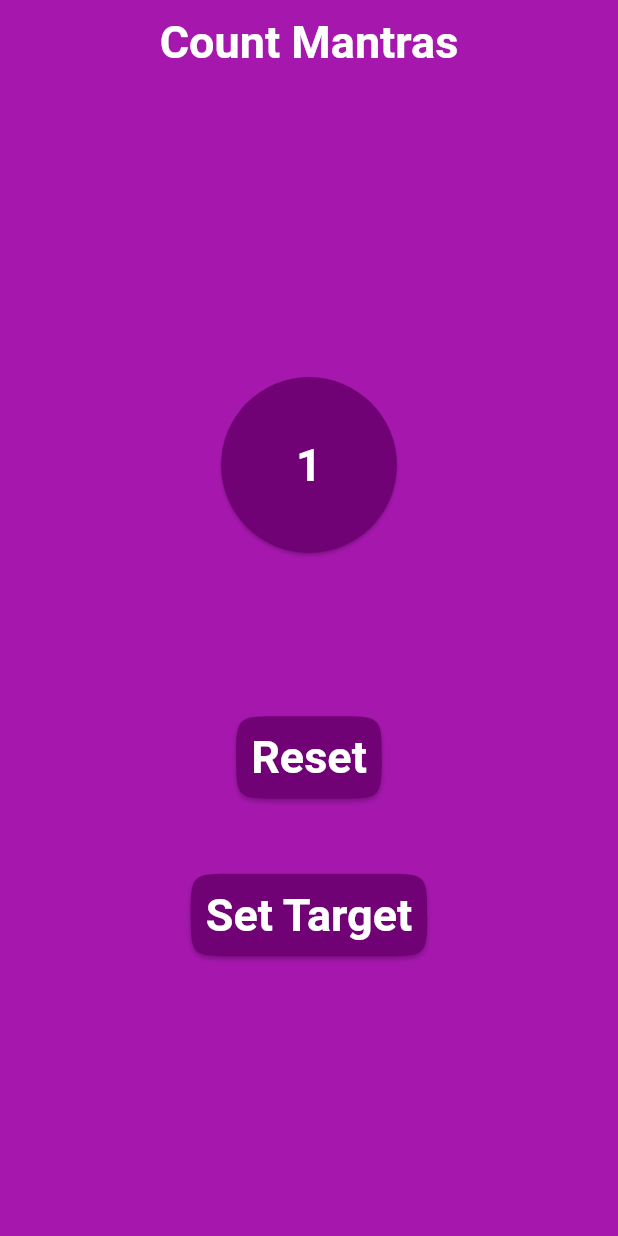
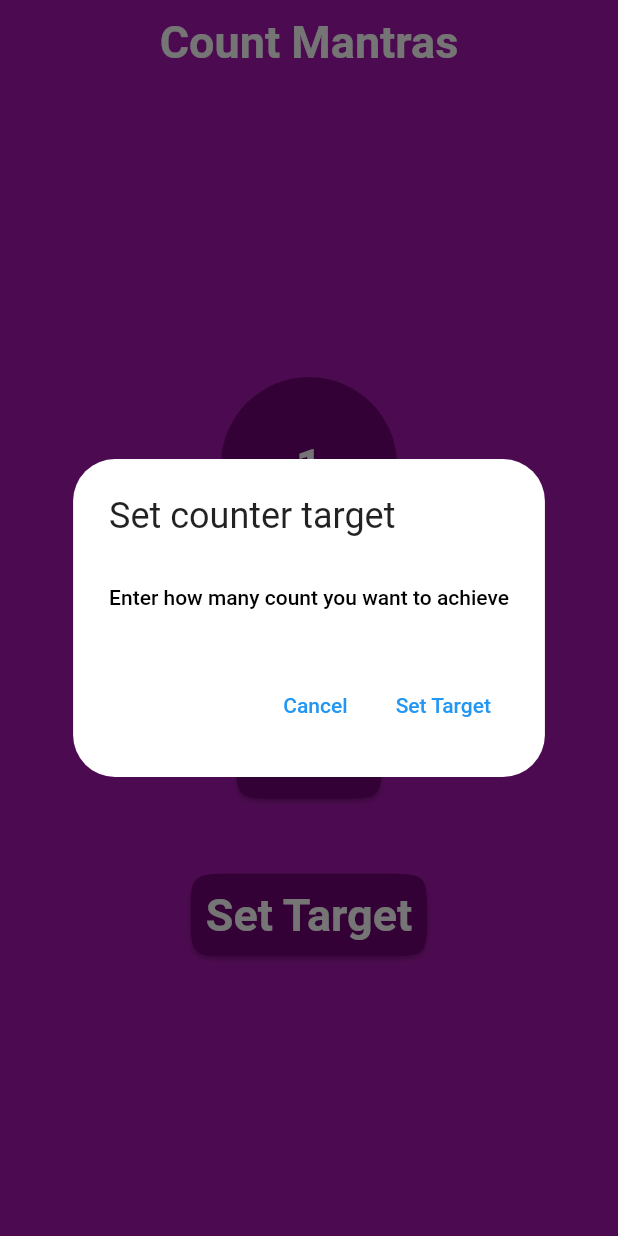
Before and after one commit to SreedharLakshman2/count_mantras, a Flutter app: the screen it shows after launch, after a tap on "Tap", after a tap on "Set Target", on a phone screen of 412 x 824 dp. Run offline on Flutter 3.47's test engine with Material 2 defaults, Android fonts, the phone set to English and light mode, and no system bars; our stand-ins replace vibration; missing offline and left inert: dart:ffi.

Commit message:
Added set target functionality.

```diff
--- a/lib/counter_view.dart
+++ b/lib/counter_view.dart
@@ -1,3 +1,5 @@
+import 'dart:ffi';
+
 import 'package:flutter/material.dart';
 import 'package:vibration/vibration.dart';
 
@@ -10,6 +12,25 @@ class CounterViewWithTap extends StatefulWidget {
 
 class CounterViewWithTapState extends State<CounterViewWithTap> {
   int count = 0;
+  String targetCount = '';
+  late TextEditingController controler;
+
+  @override
+  void initState() {
+    super.initState();
+    controler = TextEditingController();
+  }
+
+  @override
+  void dispose() {
+    controler.dispose();
+    super.dispose();
+  }
+
+  void setTargetSubmit() {
+    Navigator.of(context).pop(controler.text);
+    controler.clear();
+  }
 
   void showResetAlert() {
 //Show error dialogue
@@ -23,7 +44,7 @@ class CounterViewWithTapState extends State<CounterViewWithTap> {
               onPressed: () {
                 Navigator.pop(cxt);
               },
-              child: Text('Go Back')),
+              child: const Text('Go Back')),
           TextButton(
               onPressed: () {
                 setState(() {
@@ -31,11 +52,36 @@ class CounterViewWithTapState extends State<CounterViewWithTap> {
                   Navigator.pop(cxt);
                 });
               },
-              child: Text('Reset'))
+              child: const Text('Reset'))
         ],
       ),
     );
   }
+
+  Future<String?> openDialogForSetTarget() => showDialog<String>(
+        context: context,
+        builder: (context) => AlertDialog(
+          title: const Text('Set counter target'),
+          content: TextField(
+            decoration: const InputDecoration(
+                hintText: "Enter how many count you want to achieve"),
+            controller: controler,
+            keyboardType: const TextInputType.numberWithOptions(),
+          ),
+          actions: [
+            TextButton(
+                onPressed: () {
+                  Navigator.pop(context);
+                },
+                child: const Text('Cancel')),
+            TextButton(
+                onPressed: () {
+                  setTargetSubmit();
+                },
+                child: const Text('Set Target'))
+          ],
+        ),
+      );
 
   @override
   Widget build(BuildContext context) {
@@ -60,7 +106,9 @@ class CounterViewWithTapState extends State<CounterViewWithTap> {
                   ),
                   ElevatedButton(
                     onPressed: () async {
-                      Vibration.vibrate(duration: 200);
+                      if (await Vibration.hasVibrator() == true) {
+                        Vibration.vibrate(duration: 150);
+                      }
                       setState(() {
                         count = count + 1;
                         print(
@@ -107,16 +155,22 @@ class CounterViewWithTapState extends State<CounterViewWithTap> {
                     height: 50,
                   ),
                   ElevatedButton(
-                    onPressed: () {
-                      setState(() {});
+                    onPressed: () async {
+                      final count = await openDialogForSetTarget();
+                      //if (count == null || count.isEmpty) return;
+                      setState(() {
+                        targetCount = count!;
+                      });
                     },
                     style: ElevatedButton.styleFrom(
                         shape: ContinuousRectangleBorder(
                           borderRadius: BorderRadius.circular(30),
                         ),
                         padding: const EdgeInsets.all(10)),
-                    child: const Text(
-                      'Set Target',
+                    child: Text(
+                      targetCount == ''
+                          ? 'Set Target'
+                          : 'Target is $targetCount counts',
                       style:
                           TextStyle(fontSize: 30, fontWeight: FontWeight.bold),
                     ),
```
Also changed, not shown: 1 other file.
